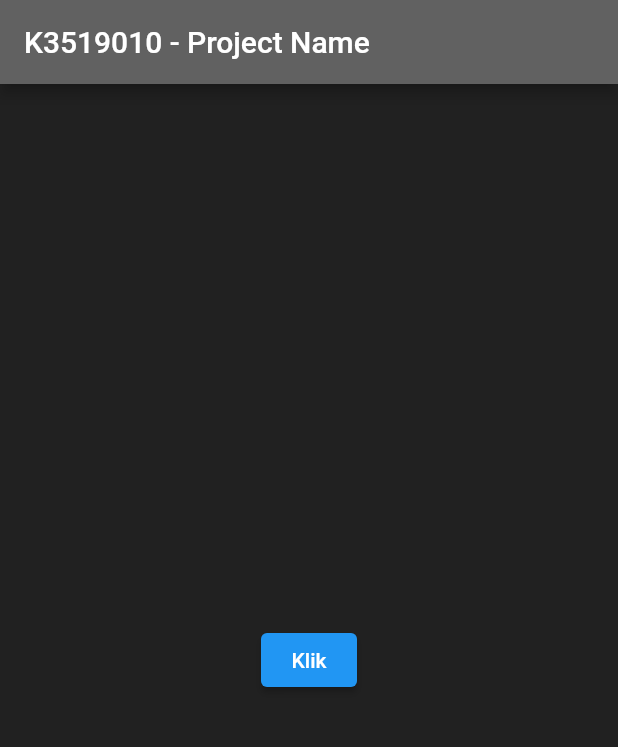
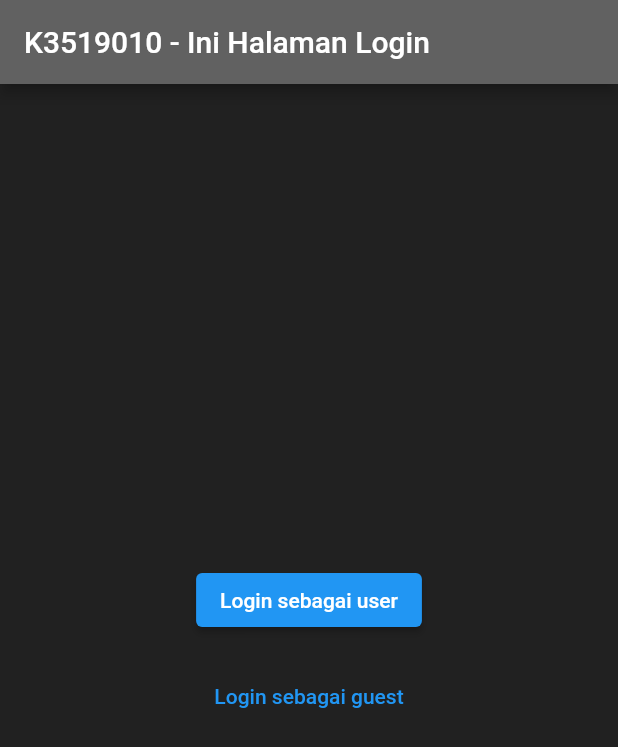
Before and after one commit to anhzf/college-flutter, a Flutter app: the screen it shows after launch, on a phone screen of 412 x 824 dp. Shown: the top 747 px of the screen. Run offline on Flutter 3.47's test engine with Material 2 defaults, Android fonts, the phone set to English and light mode, and no system bars.

Commit message:
feat: :sparkles: done with Pages & Navigation

```diff
--- a/lib/main.dart
+++ b/lib/main.dart
@@ -1,38 +1,14 @@
 import 'package:flutter/material.dart';
+import '/pages/Login.dart';
 
-void main() => runApp(
-      MaterialApp(
-        home: Scaffold(
-          appBar: AppBar(
-            title: Text('K3519010 - Project Name'),
-            backgroundColor: Colors.grey.shade700,
-          ),
-          body: MyApp(),
-          backgroundColor: Colors.grey.shade900,
-        ),
-        color: Colors.white,
-      ),
-    );
+void main() => runApp(App());
 
-class MyApp extends StatelessWidget {
+class App extends StatelessWidget {
   @override
-  Widget build(BuildContext ctx) {
-    return Center(
-      child: ElevatedButton(
-        child: Text('Klik'),
-        onPressed: () => showDialog<String>(
-          context: ctx,
-          builder: (BuildContext ctx) => AlertDialog(
-            content: Text('asdadasd'),
-            actions: [
-              TextButton(
-                child: Text('Tutup'),
-                onPressed: () => Navigator.of(ctx).pop(),
-              ),
-            ],
-          ),
-        ),
-      ),
+  Widget build(ctx) {
+    return MaterialApp(
+      home: PageLogin(),
+      color: Colors.white,
     );
   }
 }
--- /dev/null
+++ b/lib/pages/Login.dart
@@ -0,0 +1,44 @@
+import 'package:flutter/material.dart';
+import '/pages/User.dart';
+import '/pages/Guest.dart';
+
+class PageLogin extends StatelessWidget {
+  @override
+  Widget build(ctx) {
+    return Scaffold(
+      appBar: AppBar(
+        title: Text('K3519010 - Ini Halaman Login'),
+        backgroundColor: Colors.grey.shade700,
+      ),
+      body: Center(
+        child: Column(
+          mainAxisAlignment: MainAxisAlignment.center,
+          children: [
+            ElevatedButton(
+              child: Text('Login sebagai user'),
+              onPressed: () {
+                Navigator.pushReplacement(
+                  ctx,
+                  MaterialPageRoute(builder: (ctx) => PageUser()),
+                );
+              },
+            ),
+            Container(
+              margin: EdgeInsets.all(16.0),
+              child: TextButton(
+                child: Text('Login sebagai guest'),
+                onPressed: () {
+                  Navigator.pushReplacement(
+                    ctx,
+                    MaterialPageRoute(builder: (ctx) => PageGuest()),
+                  );
+                },
+              ),
+            ),
+          ],
+        ),
+      ),
+      backgroundColor: Colors.grey.shade900,
+    );
+  }
+}
```
Also changed, not shown: lib/pages/Guest.dart (added, +33 -0 lines), lib/pages/User.dart (added, +35 -0 lines).
